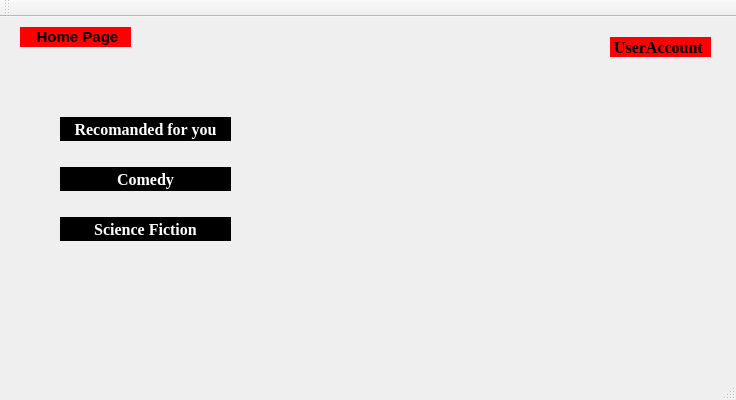
Before: the Qt Designer form ProjectModernCpp/HomePage.ui in razvaann2/ProjectModernCpp, drawn with Qt 5.
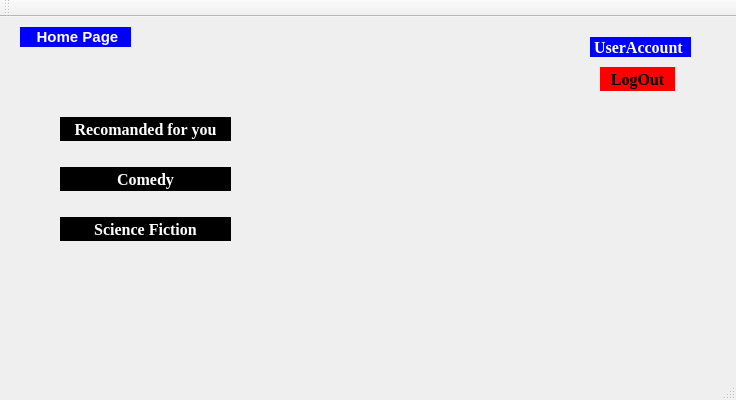
After: the same form once the commit is applied.

Commit message: HomePage User+LogOut

Diff of the .ui file:
```diff
--- a/ProjectModernCpp/HomePage.ui
+++ b/ProjectModernCpp/HomePage.ui
@@ -26,9 +26,10 @@
     <property name="styleSheet">
      <string notr="true">QLabel
 {
-background:red;
+background:blue;
 font-size:15px;
 font-weight:bold;
+color:white;
 }</string>
     </property>
     <property name="text">
@@ -116,7 +117,7 @@
    <widget class="QLabel" name="label">
     <property name="geometry">
      <rect>
-      <x>610</x>
+      <x>590</x>
       <y>20</y>
       <width>101</width>
       <height>20</height>
@@ -130,13 +131,39 @@
      </font>
     </property>
     <property name="styleSheet">
+     <string notr="true">background-color: blue;
+color: white;
+border-radius: 15px;
+</string>
+    </property>
+    <property name="text">
+     <string> UserAccount</string>
+    </property>
+   </widget>
+   <widget class="QPushButton" name="pushButton_4">
+    <property name="geometry">
+     <rect>
+      <x>600</x>
+      <y>50</y>
+      <width>75</width>
+      <height>24</height>
+     </rect>
+    </property>
+    <property name="font">
+     <font>
+      <family>Times New Roman</family>
+      <pointsize>12</pointsize>
+      <bold>true</bold>
+     </font>
+    </property>
+    <property name="styleSheet">
      <string notr="true">background-color: red;
 color: black;
 border-radius: 15px;
 </string>
     </property>
     <property name="text">
-     <string> UserAccount</string>
+     <string>LogOut</string>
     </property>
    </widget>
   </widget>
```
